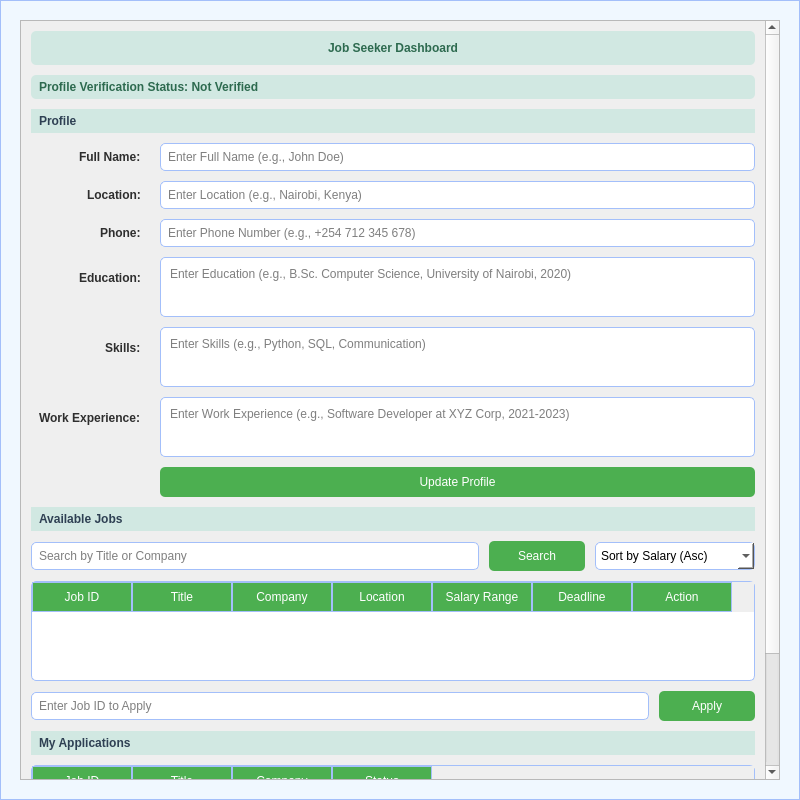
Qt form gui/dashboard_seeker.ui (getabalewKemaw/JobConnectEthiopia) before a commit.
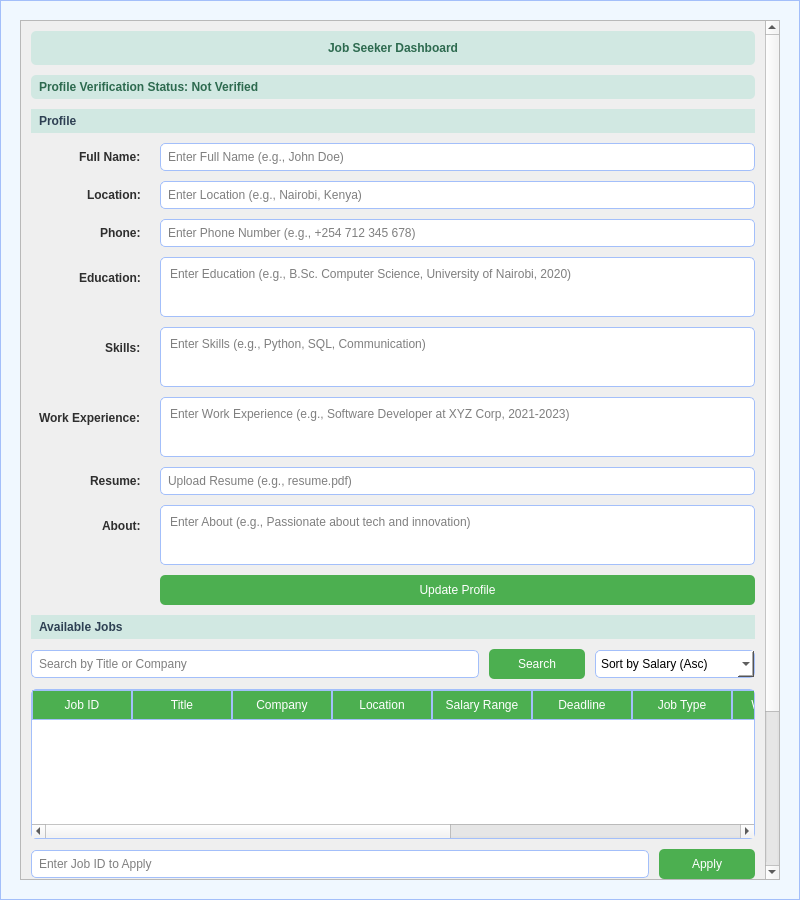
The same form after that commit.

The edit to the form file:
```diff
--- a/gui/dashboard_seeker.ui
+++ b/gui/dashboard_seeker.ui
@@ -7,7 +7,7 @@
     <x>0</x>
     <y>0</y>
     <width>800</width>
-    <height>800</height>
+    <height>900</height>
    </rect>
   </property>
   <property name="windowTitle">
@@ -37,7 +37,7 @@
      <x>20</x>
      <y>20</y>
      <width>760</width>
-     <height>760</height>
+     <height>860</height>
     </rect>
    </property>
    <property name="widgetResizable">
@@ -50,6 +50,14 @@
     <enum>Qt::ScrollBarAsNeeded</enum>
    </property>
    <widget class="QWidget" name="scrollAreaWidgetContents">
+    <property name="geometry">
+     <rect>
+      <x>0</x>
+      <y>0</y>
+      <width>741</width>
+      <height>1077</height>
+     </rect>
+    </property>
     <layout class="QVBoxLayout" name="verticalLayout">
      <property name="spacing">
       <number>10</number>
@@ -243,7 +251,47 @@
          </property>
         </widget>
        </item>
+       <item row="6" column="0">
+        <widget class="QLabel" name="resumeLabel">
+         <property name="text">
+          <string>Resume:</string>
+         </property>
+        </widget>
+       </item>
        <item row="6" column="1">
+        <widget class="QLineEdit" name="resumeLineEdit">
+         <property name="minimumSize">
+          <size>
+           <width>300</width>
+           <height>0</height>
+          </size>
+         </property>
+         <property name="placeholderText">
+          <string>Upload Resume (e.g., resume.pdf)</string>
+         </property>
+        </widget>
+       </item>
+       <item row="7" column="0">
+        <widget class="QLabel" name="aboutLabel">
+         <property name="text">
+          <string>About:</string>
+         </property>
+        </widget>
+       </item>
+       <item row="7" column="1">
+        <widget class="QTextEdit" name="aboutTextEdit">
+         <property name="minimumSize">
+          <size>
+           <width>300</width>
+           <height>60</height>
+          </size>
+         </property>
+         <property name="placeholderText">
+          <string>Enter About (e.g., Passionate about tech and innovation)</string>
+         </property>
+        </widget>
+       </item>
+       <item row="8" column="1">
         <widget class="QPushButton" name="updateProfileButton">
          <property name="text">
           <string>Update Profile</string>
@@ -331,11 +379,11 @@
        <property name="minimumSize">
         <size>
          <width>0</width>
-         <height>100</height>
+         <height>150</height>
         </size>
        </property>
        <property name="columnCount">
-        <number>7</number>
+        <number>12</number>
        </property>
        <column>
         <property name="text">
@@ -367,6 +415,31 @@
          <string>Deadline</string>
         </property>
        </column>
+       <column>
+        <property name="text">
+         <string>Job Type</string>
+        </property>
+       </column>
+       <column>
+        <property name="text">
+         <string>Work Mode</string>
+        </property>
+       </column>
+       <column>
+        <property name="text">
+         <string>Industry</string>
+        </property>
+       </column>
+       <column>
+        <property name="text">
+         <string>Skills Required</string>
+        </property>
+       </column>
+       <column>
+        <property name="text">
+         <string>Additional Details</string>
+        </property>
+       </column>
        <column>
         <property name="text">
          <string>Action</string>
```
Left out of the diff: 12 changed lines with no effect on the pictures.
